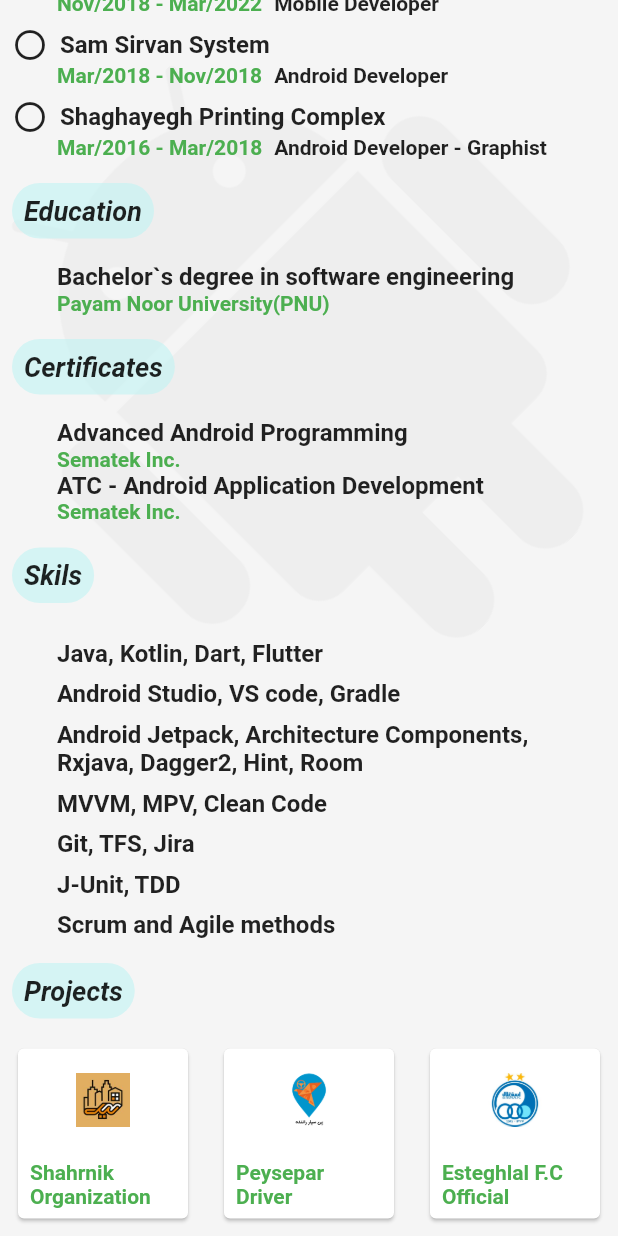
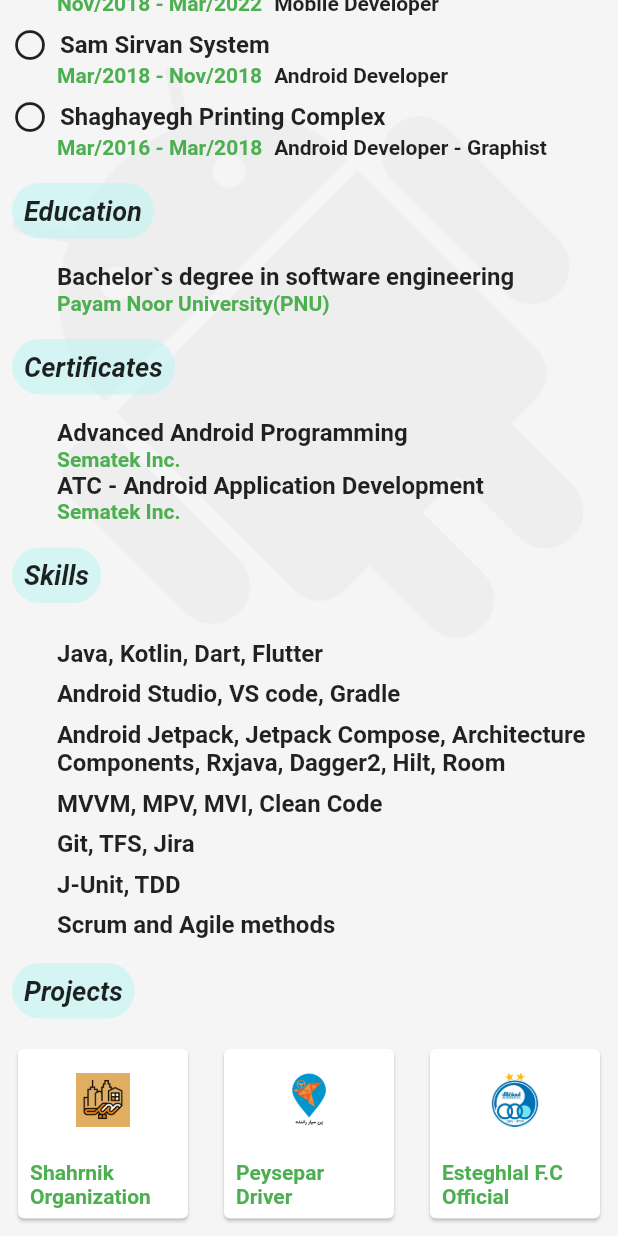
Before and after one commit to SaiedYasamani/portfolio, a Flutter app: the screen it shows after launch, scrolled down 340 dp, on a phone screen of 412 x 824 dp. Run offline on Flutter 3.47's test engine with Material 2 defaults, Android fonts, the phone set to English and light mode, and no system bars.

Commit message:
some changes

```diff
--- a/lib/presentation/feathures/home/home_page.dart
+++ b/lib/presentation/feathures/home/home_page.dart
@@ -71,13 +71,13 @@ class _HomePageState extends State<HomePage>
                 blackText('ATC - Android Application Development'),
                 greenText('Sematek Inc.')
               ]),
-              header('Skils'),
+              header('Skills'),
               bodyTwo([
                 blackTextTwo('Java, Kotlin, Dart, Flutter'),
                 blackTextTwo('Android Studio, VS code, Gradle'),
                 blackTextTwo(
-                    'Android Jetpack, Architecture Components, Rxjava, Dagger2, Hint, Room'),
-                blackTextTwo('MVVM, MPV, Clean Code'),
+                    'Android Jetpack, Jetpack Compose, Architecture Components, Rxjava, Dagger2, Hilt, Room'),
+                blackTextTwo('MVVM, MPV, MVI, Clean Code'),
                 blackTextTwo('Git, TFS, Jira'),
                 blackTextTwo('J-Unit, TDD'),
                 blackTextTwo('Scrum and Agile methods'),
```
